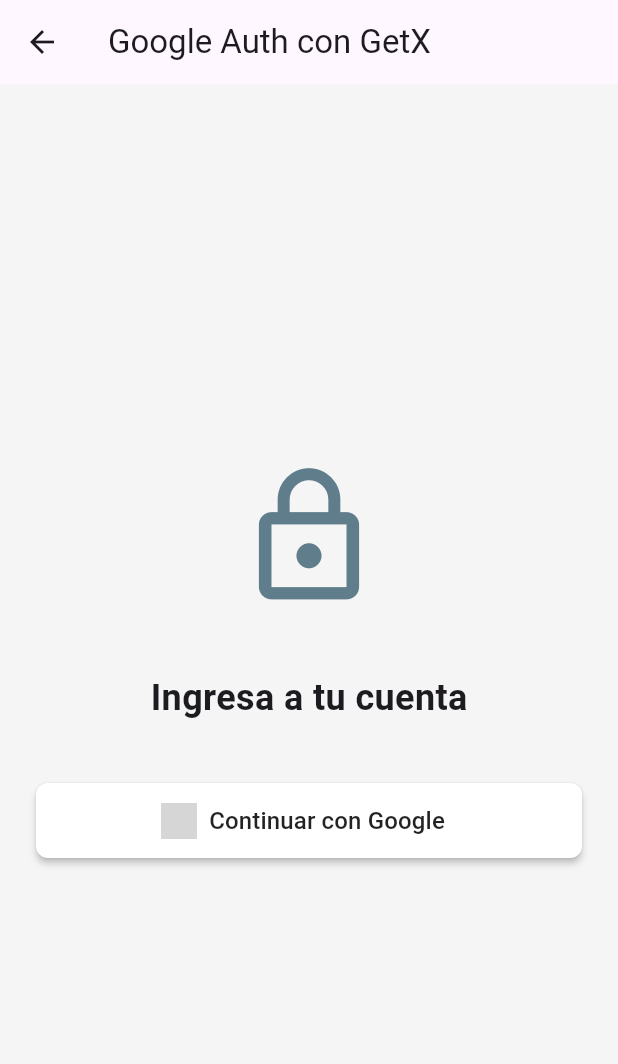
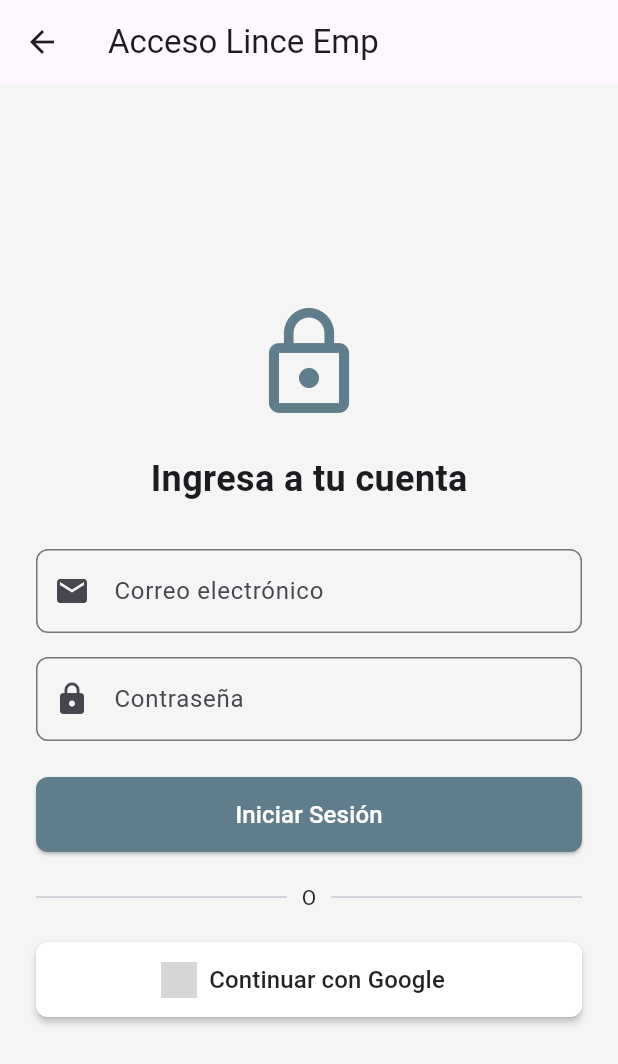
Before and after one commit to Maxd-m/app_lince_emp, a Flutter app: the screen it shows after launch, in the side drawer, after a tap on "Ver más", on a phone screen of 412 x 824 dp. Shown: the top 1064 px of the screen. Run offline on Flutter 3.47's test engine with Material 3 defaults, Android fonts, the phone set to English and light mode, and no system bars; our stand-ins replace dio, flutter_dotenv, get, google_sign_in; network calls fail; grey boxes are pictures that could not be loaded.

Commit message:
implemented login with email & password

```diff
--- a/lib/api/auth_api.dart
+++ b/lib/api/auth_api.dart
@@ -1,11 +1,21 @@
 // lib/api/auth_api.dart
 
+import 'package:dio/dio.dart';
+import 'package:flutter_dotenv/flutter_dotenv.dart';
 import 'package:google_sign_in/google_sign_in.dart';
 
 class AuthApi {
   // Inicializamos el objeto de Google SignIn solicitando email y perfil básico
   static final GoogleSignIn _googleSignIn = GoogleSignIn(
     scopes: ['email', 'profile'],
+  );
+
+  static final Dio _dio = Dio(
+    BaseOptions(
+      baseUrl: dotenv.env['API_URL'] ?? 'http://localhost:8000/api',
+      connectTimeout: const Duration(seconds: 8),
+      receiveTimeout: const Duration(seconds: 5),
+    ),
   );
 
   /// Abre el modal nativo de Google y retorna el usuario autenticado
@@ -21,6 +31,25 @@
     }
   }
 
+  /// Inicia sesión con correo y contraseña
+  static Future<Map<String, dynamic>?> loginWithEmail(
+    String correo,
+    String password,
+  ) async {
+    try {
+      final response = await _dio.post(
+        '/login',
+        data: {'correo': correo, 'password': password},
+      );
+      if (response.statusCode == 200 && response.data['success'] == true) {
+        return response.data['data'];
+      }
+    } catch (error) {
+      print("Error en login con email: $error");
+    }
+    return null;
+  }
+
   /// Cierra la sesión actual
   static Future<void> signOut() async {
     try {
--- a/lib/api/vendor_api.dart
+++ b/lib/api/vendor_api.dart
@@ -102,8 +102,8 @@
               userName: anonimo ? "Anónimo" : (cliente?['nombre'] ?? "Usuario"),
               userAvatar:
                   "https://upload.wikimedia.org/wikipedia/commons/8/89/Portrait_Placeholder.png",
-              rating: (r['calificacion'] ?? 5).toDouble(),
-              comment: r['comentario'] ?? "",
+              calificacion: (r['calificacion'] ?? 5).toDouble(),
+              comentario: r['comentario'] ?? "",
               date: r['created_at'] ?? "",
             );
           }).toList();
@@ -116,7 +116,7 @@
       // 4. Calcular el promedio de calificación
       double rating = 5.0;
       if (reviews.isNotEmpty) {
-        double sum = reviews.fold(0, (prev, curr) => prev + curr.rating);
+        double sum = reviews.fold(0, (prev, curr) => prev + curr.calificacion);
         // Redondeamos y dejamos un decimal como máximo si lo deseas
         rating = sum / reviews.length;
       }
--- a/lib/controllers/auth_controller.dart
+++ b/lib/controllers/auth_controller.dart
@@ -9,6 +9,12 @@
   // Variable reactiva para almacenar el usuario de Google
   // Usamos Rxn para indicar que puede ser nulo
   final Rxn<GoogleSignInAccount> currentUser = Rxn<GoogleSignInAccount>();
+
+  // Variables reactivas para el login con email y persistencia de estado
+  final RxnString token = RxnString();
+  final RxMap<String, dynamic> userData = <String, dynamic>{}.obs;
+  final RxList<dynamic> roles = <dynamic>[].obs;
+  final RxnInt userId = RxnInt();
 
   // Variable reactiva para el estado de carga
   final RxBool isLoading = false.obs;
@@ -27,13 +33,45 @@
         // final authentication = await account.authentication;
         // final idToken = authentication.idToken;
 
-        // TODO: Navegar a tu pantalla principal
-        // Get.offAllNamed('/home');
         Get.offAll(() => const HomeScreen());
       }
     } finally {
       isLoading.value =
           false; // Ocultamos indicador de carga independientemente del resultado
+    }
+  }
+
+  /// Método para iniciar sesión con correo y contraseña
+  Future<void> loginWithEmail(String email, String password) async {
+    if (email.isEmpty || password.isEmpty) {
+      Get.snackbar(
+        "Error",
+        "Por favor ingresa correo y contraseña",
+        snackPosition: SnackPosition.BOTTOM,
+      );
+      return;
+    }
+
+    isLoading.value = true;
+    try {
+      final data = await AuthApi.loginWithEmail(email, password);
+      if (data != null) {
+        token.value = data['token'];
+        final user = data['user'] ?? {};
+        userData.value = Map<String, dynamic>.from(user);
+        userId.value = user['id'];
+        roles.value = user['roles'] ?? [];
+
+        Get.offAll(() => const HomeScreen());
+      } else {
+        Get.snackbar(
+          "Error",
+          "Credenciales incorrectas o error en el servidor",
+          snackPosition: SnackPosition.BOTTOM,
+        );
+      }
+    } finally {
+      isLoading.value = false;
     }
   }
 
@@ -43,9 +81,21 @@
     try {
       await AuthApi.signOut();
       currentUser.value = null;
+      token.value = null;
+      userData.clear();
+      roles.clear();
+      userId.value = null;
       Get.offAll(() => const HomeScreen());
     } finally {
       isLoading.value = false;
     }
   }
+
+  // Helpers para acceder a información unificada desde cualquier pantalla
+  bool get isLoggedIn => currentUser.value != null || token.value != null;
+  String get displayName =>
+      currentUser.value?.displayName ?? userData['nombre'] ?? 'Usuario';
+  String get displayEmail =>
+      currentUser.value?.email ?? userData['correo'] ?? '';
+  String? get displayPhoto => currentUser.value?.photoUrl;
 }
--- a/lib/screens/login_screen.dart
+++ b/lib/screens/login_screen.dart
@@ -11,11 +11,14 @@
   // Instanciamos e inyectamos el controlador en el ecosistema de GetX
   final AuthController authController = Get.put(AuthController());
 
+  final TextEditingController emailController = TextEditingController();
+  final TextEditingController passwordController = TextEditingController();
+
   @override
   Widget build(BuildContext context) {
     return Scaffold(
       backgroundColor: Colors.grey[100],
-      appBar: AppBar(title: const Text('Google Auth con GetX'), elevation: 0),
+      appBar: AppBar(title: const Text('Acceso Lince Emp'), elevation: 0),
 
       body: Center(
         // Obx reconstruye automáticamente este widget cuando cambian currentUser o isLoading
@@ -72,29 +75,88 @@
           }
 
           // 3. Estado: Usuario NO autenticado (Botón de login)
-          return Padding(
+          return SingleChildScrollView(
             padding: const EdgeInsets.all(24.0),
             child: Column(
               mainAxisAlignment: MainAxisAlignment.center,
               children: [
                 const Icon(
                   Icons.lock_outline,
-                  size: 100,
+                  size: 80,
                   color: Colors.blueGrey,
                 ),
-                const SizedBox(height: 40),
+                const SizedBox(height: 20),
                 const Text(
                   'Ingresa a tu cuenta',
                   style: TextStyle(fontSize: 24, fontWeight: FontWeight.bold),
                 ),
-                const SizedBox(height: 40),
+                const SizedBox(height: 30),
+
+                // Login con Email y Password
+                TextField(
+                  controller: emailController,
+                  decoration: InputDecoration(
+                    labelText: 'Correo electrónico',
+                    prefixIcon: const Icon(Icons.email),
+                    border: OutlineInputBorder(
+                      borderRadius: BorderRadius.circular(8),
+                    ),
+                  ),
+                ),
+                const SizedBox(height: 16),
+                TextField(
+                  controller: passwordController,
+                  obscureText: true,
+                  decoration: InputDecoration(
+                    labelText: 'Contraseña',
+                    prefixIcon: const Icon(Icons.lock),
+                    border: OutlineInputBorder(
+                      borderRadius: BorderRadius.circular(8),
+                    ),
+                  ),
+                ),
+                const SizedBox(height: 24),
                 SizedBox(
                   width: double.infinity,
                   height: 50,
-                  child: // Reemplaza el bloque del botón en lib/screens/login_screen.dart con esto:
-                  ElevatedButton.icon(
+                  child: ElevatedButton(
+                    onPressed: () => authController.loginWithEmail(
+                      emailController.text,
+                      passwordController.text,
+                    ),
+                    style: ElevatedButton.styleFrom(
+                      backgroundColor: Colors.blueGrey,
+                      foregroundColor: Colors.white,
+                      shape: RoundedRectangleBorder(
+                        borderRadius: BorderRadius.circular(8),
+                      ),
+                    ),
+                    child: const Text(
+                      'Iniciar Sesión',
+                      style: TextStyle(fontSize: 16),
+                    ),
+                  ),
+                ),
+
+                const SizedBox(height: 20),
+                const Row(
+                  children: [
+                    Expanded(child: Divider()),
+                    Padding(
+                      padding: EdgeInsets.symmetric(horizontal: 10),
+                      child: Text("O"),
+                    ),
+                    Expanded(child: Divider()),
+                  ],
+                ),
+                const SizedBox(height: 20),
+
+                // Login con Google
+                SizedBox(
+                  width: double.infinity,
+                  height: 50,
+                  child: ElevatedButton.icon(
                     onPressed: authController.login,
-                    // Cambiamos a un PNG válido que Flutter sí puede renderizar
                     icon: Image.network(
                       'https://cdn-icons-png.flaticon.com/512/2991/2991148.png',
                       height: 24,
--- a/lib/screens/product_details_screen.dart
+++ b/lib/screens/product_details_screen.dart
@@ -37,7 +37,9 @@
 
         // Cálculo de estrellas promedio
         final averageRating = product.reviews.isNotEmpty
-            ? (product.reviews.map((r) => r.rating).reduce((a, b) => a + b) /
+            ? (product.reviews
+                          .map((r) => r.calificacion)
+                          .reduce((a, b) => a + b) /
                       product.reviews.length)
                   .toStringAsFixed(1)
             : "0";
--- a/lib/widgets/app_drawer.dart
+++ b/lib/widgets/app_drawer.dart
@@ -41,8 +41,7 @@
           ),
 
           Obx(() {
-            final user = authController.currentUser.value;
-            if (user != null) {
+            if (authController.isLoggedIn) {
               return Column(
                 mainAxisSize: MainAxisSize.min,
                 children: [
@@ -50,7 +49,7 @@
                     leading: const Icon(Icons.person),
                     title: const Text('Mi Perfil'),
                     subtitle: Text(
-                      user.email,
+                      authController.displayEmail,
                       style: const TextStyle(fontSize: 12),
                     ),
                     selected: currentRoute == 'profile',
--- a/lib/widgets/product_card.dart
+++ b/lib/widgets/product_card.dart
@@ -22,7 +22,7 @@
 
     // Cálculo de estrellas promedio: Movemos el cálculo aquí, fuera del árbol de widgets.
     final averageRating = product.reviews.isNotEmpty
-        ? (product.reviews.map((r) => r.rating).reduce((a, b) => a + b) /
+        ? (product.reviews.map((r) => r.calificacion).reduce((a, b) => a + b) /
               product.reviews.length)
         : 0.0;
 
```
Also changed, not shown: lib/models/product_model.dart (+7 -6 lines), lib/screens/profile_screen.dart (+18 -9 lines), lib/widgets/review_card.dart (+5 -2 lines).
